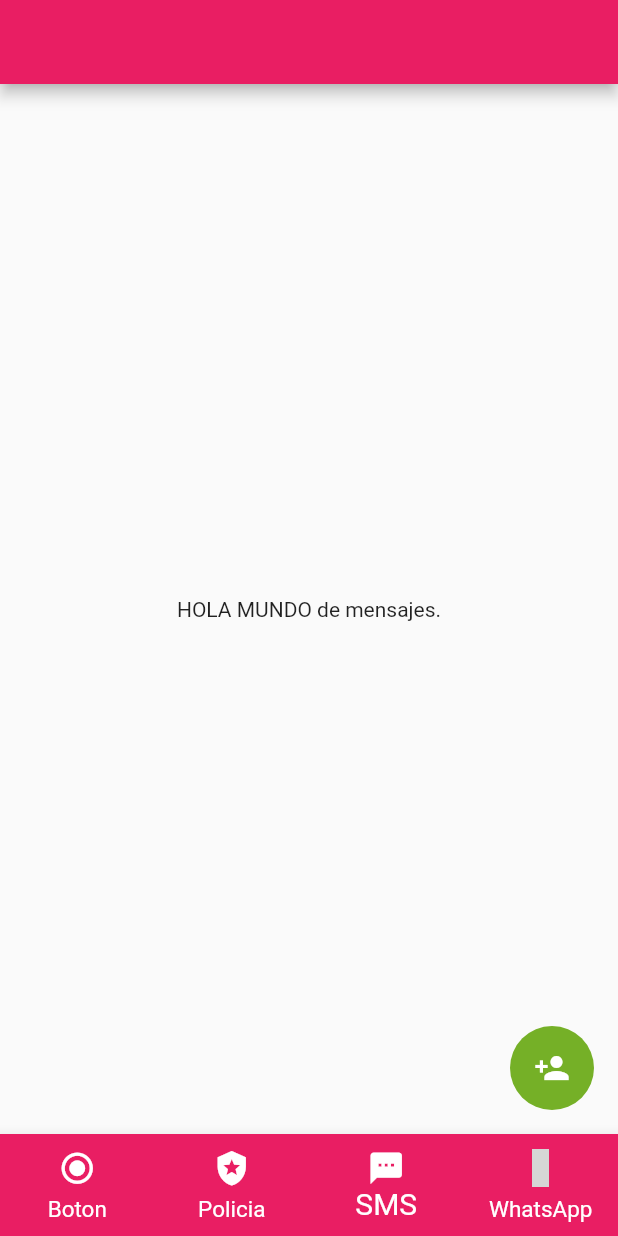
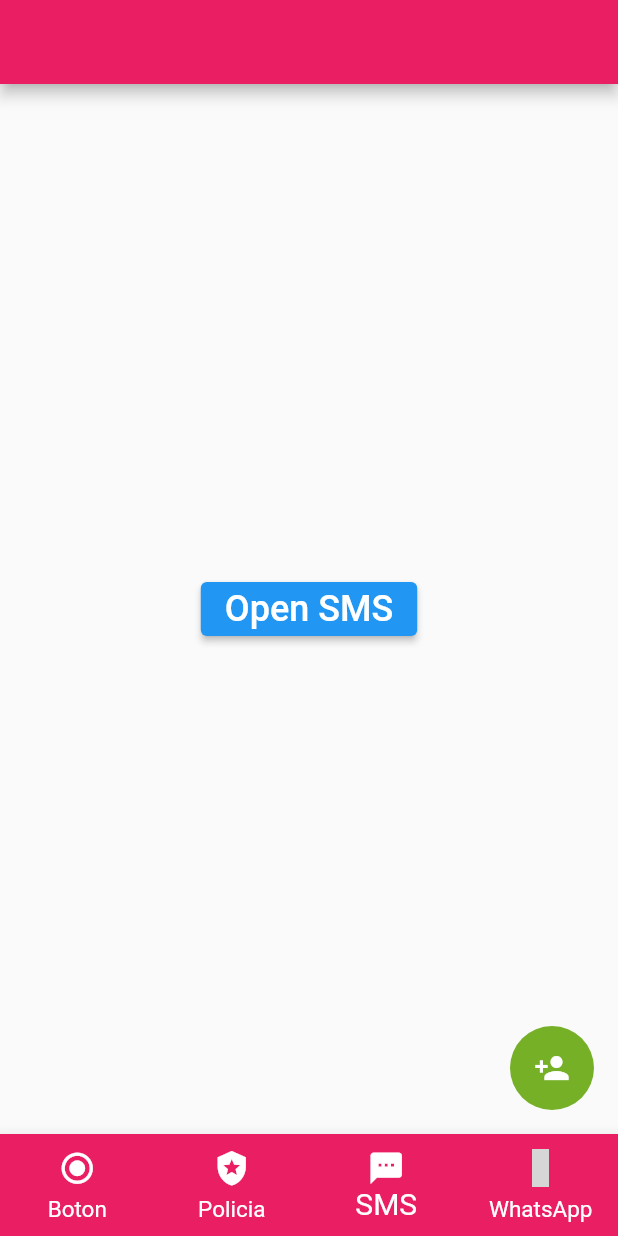
Before and after one commit to JuanPaauul/Nos-importas, a Flutter app: the screen it shows after launch, item 3 of the bottom bar chosen, on a phone screen of 412 x 824 dp. Run offline on Flutter 3.47's test engine with Material 2 defaults, Android fonts, the phone set to English and light mode, and no system bars; our stand-ins replace animate_do, camera, firebase_auth, firebase_core, font_awesome_flutter, geolocator and 5 more; accounts and stored records are empty; statements that could not run were skipped; grey boxes are pictures that could not be loaded.

```diff
--- a/lib/screens/button_emergency_screen.dart
+++ b/lib/screens/button_emergency_screen.dart
@@ -1,8 +1,6 @@
-// ignore_for_file: library_private_types_in_public_api, must_be_immutable, non_constant_identifier_names
 import 'package:animate_do/animate_do.dart';
 import 'package:flutter/material.dart';
 import 'package:http/http.dart' as http;
-import 'package:nos_importas/main.dart';
 import 'package:nos_importas/models/reqres_model.dart';
 import 'package:nos_importas/screens/utils.dart';
 
@@ -64,9 +62,6 @@ class _MiPagina1State extends State<PanicPage> {
   }
 }
 
-// Boton visual para llamar a 110 \\
-void EmergencyButton() {}
-
 class CustomScreen extends StatelessWidget {
   final Color color;
   const CustomScreen({super.key, required this.color});
@@ -103,7 +98,6 @@ class PanicPageSetting extends StatelessWidget {
       ),
       floatingActionButtonLocation: FloatingActionButtonLocation.endFloat,
       floatingActionButton: const BotonFlotante(),
-      //bottomNavigationBar: const BarraNavegacion(),
     );
   }
 }
@@ -130,9 +124,14 @@ class _ListaUsuarios extends StatelessWidget {
 }
 
 // Vista de Boton \\
-class Button extends StatelessWidget {
+class Button extends StatefulWidget {
   const Button({Key? key}) : super(key: key);
 
+  @override
+  State<Button> createState() => _ButtonState();
+}
+
+class _ButtonState extends State<Button> {
   @override
   Widget build(BuildContext context) {
     return Scaffold(
@@ -153,7 +152,11 @@ class Button extends StatelessWidget {
                   ),
                   backgroundColor: Colors.red),
               child: ElevatedButton.icon(
-                onPressed: EmergencyButton,
+                // Sector amarrillo push \\
+                onPressed: () {
+                  // Por defecto
+                  Utils.openPhoneCall(phoneNumber: '110');
+                },
                 style: TextButton.styleFrom(
                     foregroundColor: Colors.redAccent,
                     backgroundColor: Colors.yellow),
@@ -171,8 +174,10 @@ class Button extends StatelessWidget {
                   color: Colors.black,
                 ),
               ),
+              // Sector Rojo push \\
               onPressed: () {
-                //setState(() {});
+                // Por defecto
+                Utils.openPhoneCall(phoneNumber: '110');
               },
             ),
           ],
@@ -201,11 +206,13 @@ class _PoliceState extends State<Police> {
                 text: 'Region Cochabamba',
                 onClicked: () => Utils.openLink(
                     url:
+                        // Por defecto
                         'https://wiconnect.iadb.org/osc/gestion-estrategica-comando-departamental-de-policia-cochabamba/'),
               ),
               buildButton(
                 text: 'Radio Patrullas',
                 onClicked: () => Utils.openLink(
+                    // Por defecto
                     url: 'https://www.facebook.com/PoliciaBolivianaCochabamba'),
               ),
             ],
@@ -215,15 +222,29 @@ class _PoliceState extends State<Police> {
 }
 
 // Vista de Mensajes \\
-class Sms extends StatelessWidget {
+class Sms extends StatefulWidget {
   const Sms({Key? key}) : super(key: key);
 
   @override
-  Widget build(BuildContext context) {
-    return const Center(
-      child: Text('HOLA MUNDO de mensajes.'),
-    );
-  }
+  State<Sms> createState() => _SmsState();
+}
+
+class _SmsState extends State<Sms> {
+  @override
+  Widget build(BuildContext context) => Scaffold(
+        body: Center(
+          child: Column(
+            mainAxisAlignment: MainAxisAlignment.center,
+            children: [
+              buildButton(
+                text: 'Open SMS',
+                // Por defecto
+                onClicked: () => Utils.openSMS(phoneNumber: '+4912388128311'),
+              ),
+            ],
+          ),
+        ),
+      );
 }
 
 // Vista de Whattsapp \\
```
